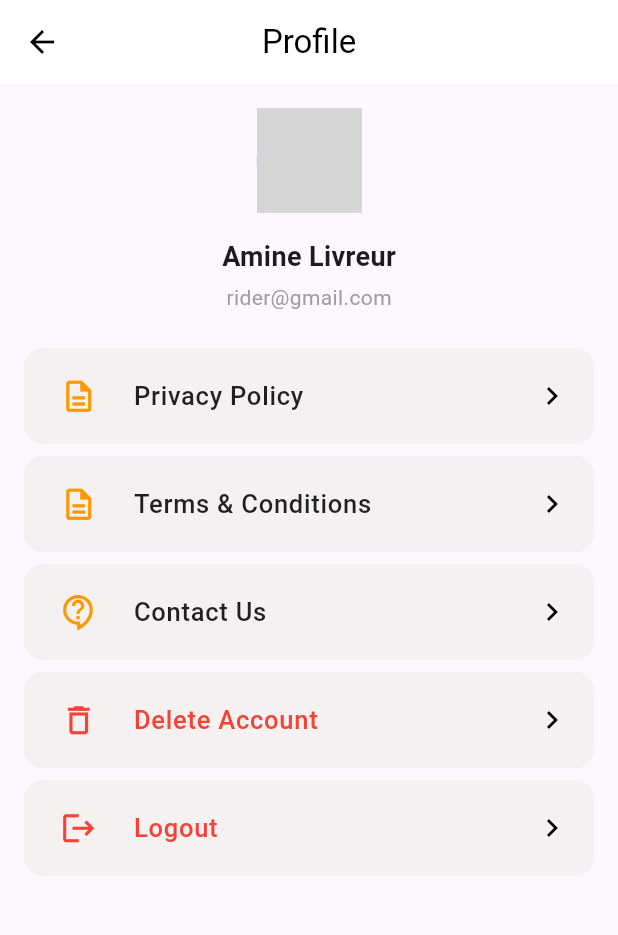
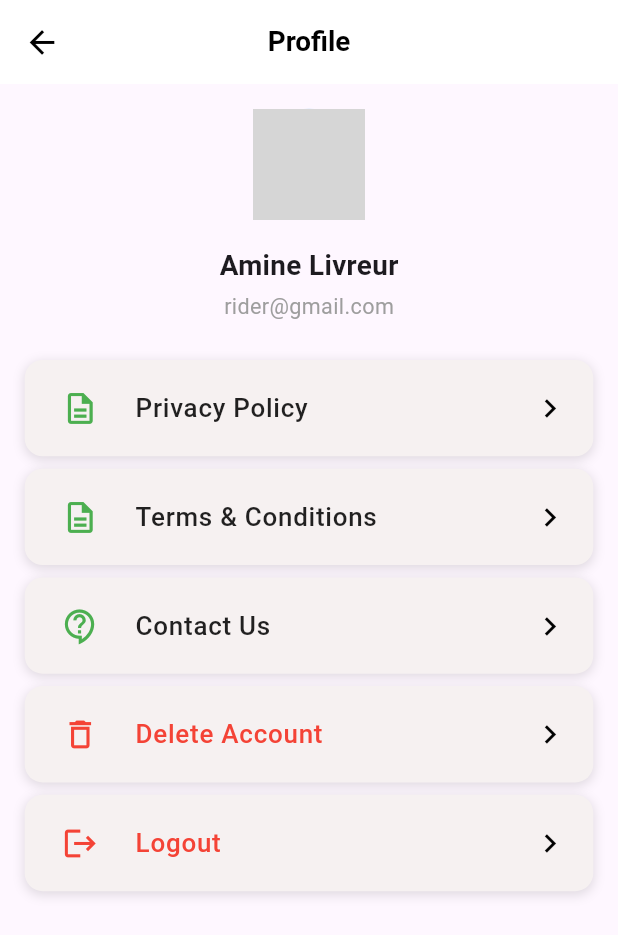
Before and after one commit to Yassy30/pharmacyti2, a Flutter app: the Profile screen opened directly, on a phone screen of 412 x 824 dp. Shown: the top 935 px of the screen. Run offline on Flutter 3.47's test engine with Material 3 defaults, Android fonts, the phone set to English and light mode, and no system bars; network calls fail; grey boxes are pictures that could not be loaded.

Commit message:
fix pharmacy

```diff
--- a/lib/main.dart
+++ b/lib/main.dart
@@ -30,7 +30,7 @@ class MyApp extends StatelessWidget {
       ),
 
       debugShowCheckedModeBanner: false,
-      home:  HomePage(),
+      home:  Login(),
     );
   }
 }
--- a/lib/pharmacie/Profile.dart
+++ b/lib/pharmacie/Profile.dart
@@ -3,13 +3,19 @@ import 'package:flutter/material.dart';
 class Profile extends StatelessWidget {
   @override
   Widget build(BuildContext context) {
+    final screenWidth = MediaQuery.of(context).size.width;
+    final screenHeight = MediaQuery.of(context).size.height;
+
     return Scaffold(
       appBar: AppBar(
         leading: IconButton(
-          icon: Icon(Icons.arrow_back),
+          icon: Icon(Icons.arrow_back, size: screenWidth * 0.06),
           onPressed: () => Navigator.pop(context),
         ),
-        title: Text('Profile'),
+        title: Text(
+          'Profile',
+          style: TextStyle(fontSize: screenWidth * 0.045, fontWeight: FontWeight.w600),
+        ),
         elevation: 0,
         backgroundColor: Colors.white,
         foregroundColor: Colors.black,
@@ -19,19 +25,19 @@ class Profile extends StatelessWidget {
         children: [
           // Pharmacy Logo and Info
           Padding(
-            padding: EdgeInsets.all(16),
+            padding: EdgeInsets.all(screenWidth * 0.04),
             child: Column(
               children: [
                 // Pharmacy Logo
                 Image.asset(
                   'pharmacy_logo.png',
-                  width: 70,
-                  height: 70,
+                  width: screenWidth * 0.18,
+                  height: screenWidth * 0.18,
                   errorBuilder: (context, error, stackTrace) {
                     // Fallback if image is not found
                     return Container(
-                      width: 70,
-                      height: 70,
+                      width: screenWidth * 0.18,
+                      height: screenWidth * 0.18,
                       decoration: BoxDecoration(
                         shape: BoxShape.circle,
                         color: Colors.blue.shade100,
@@ -40,30 +46,30 @@ class Profile extends StatelessWidget {
                         alignment: Alignment.center,
                         children: [
                           Positioned(
-                            left: 10,
-                            top: 15,
-                            child: Icon(Icons.person, color: Colors.green, size: 30),
+                            left: screenWidth * 0.025,
+                            top: screenHeight * 0.02,
+                            child: Icon(Icons.person, color: Colors.green, size: screenWidth * 0.075),
                           ),
                           Positioned(
-                            right: 10,
-                            bottom: 15,
+                            right: screenWidth * 0.025,
+                            bottom: screenHeight * 0.02,
                             child: Container(
                               decoration: BoxDecoration(
                                 shape: BoxShape.circle,
                                 color: Colors.green,
                               ),
-                              child: Icon(Icons.check, color: Colors.white, size: 20),
+                              child: Icon(Icons.check, color: Colors.white, size: screenWidth * 0.05),
                             ),
                           ),
                           Positioned(
-                            right: 10,
-                            top: 15,
+                            right: screenWidth * 0.025,
+                            top: screenHeight * 0.02,
                             child: Container(
                               decoration: BoxDecoration(
                                 shape: BoxShape.circle,
                                 color: Colors.blue,
                               ),
-                              child: Icon(Icons.add, color: Colors.white, size: 20),
+                              child: Icon(Icons.add, color: Colors.white, size: screenWidth * 0.05),
                             ),
                           ),
                         ],
@@ -71,29 +77,28 @@ class Profile extends StatelessWidget {
                     );
                   },
                 ),
-                SizedBox(height: 16),
+                SizedBox(height: screenHeight * 0.02),
                 // Pharmacy Info Column
                 Column(
                   children: [
                     Text(
                       'Amine Livreur',
-                      style: TextStyle(fontSize: 18, fontWeight: FontWeight.bold),
+                      style: TextStyle(fontSize: screenWidth * 0.045, fontWeight: FontWeight.bold),
                     ),
-                    SizedBox(height: 4),
+                    SizedBox(height: screenHeight * 0.005),
                     Text(
                       'rider@gmail.com',
-                      style: TextStyle(fontSize: 14, color: Colors.grey),
+                      style: TextStyle(fontSize: screenWidth * 0.035, color: Colors.grey),
                     ),
                   ],
                 ),
               ],
             ),
           ),
-
           // Menu Items
           Expanded(
             child: ListView(
-              padding: EdgeInsets.symmetric(horizontal: 16, vertical: 8),
+              padding: EdgeInsets.symmetric(horizontal: screenWidth * 0.04, vertical: screenHeight * 0.01),
               children: [
                 _buildMenuItem(context, 'Privacy Policy', Icons.description_outlined),
                 _buildMenuItem(context, 'Terms & Conditions', Icons.description_outlined),
@@ -109,19 +114,39 @@ class Profile extends StatelessWidget {
   }
 
   Widget _buildMenuItem(BuildContext context, String title, IconData icon, {bool isDestructive = false}) {
+    final screenWidth = MediaQuery.of(context).size.width;
+    final screenHeight = MediaQuery.of(context).size.height;
+
+    // Determine icon color based on title
+    Color iconColor;
+    if (isDestructive) {
+      iconColor = Colors.red;
+    } else if (title == 'Privacy Policy' || title == 'Terms & Conditions' || title == 'Contact Us') {
+      iconColor = Colors.green; // Set to green for Privacy, Terms, and Contact
+    } else {
+      iconColor = Colors.orange;
+    }
+
     return Container(
-      margin: EdgeInsets.only(bottom: 8),
+      margin: EdgeInsets.only(bottom: screenHeight * 0.01),
       decoration: BoxDecoration(
-        color: const Color.fromARGB(255, 246, 241, 241), // Lighter grey background matching the image
+        color: const Color.fromARGB(255, 246, 241, 241), // Lighter grey background
         borderRadius: BorderRadius.circular(12),
+        boxShadow: [
+          BoxShadow(
+            color: Colors.black12,
+            blurRadius: 6,
+            offset: Offset(0, 2),
+          ),
+        ],
       ),
       child: ListTile(
         leading: Container(
-          padding: EdgeInsets.all(8),
+          padding: EdgeInsets.all(screenWidth * 0.02),
           child: Icon(
             icon,
-            color: isDestructive ? Colors.red : Colors.orange,
-            size: 25,
+            color: iconColor,
+            size: screenWidth * 0.06,
           ),
         ),
         title: Text(
@@ -129,13 +154,12 @@ class Profile extends StatelessWidget {
           style: TextStyle(
             color: isDestructive ? Colors.red : Colors.black87,
             fontWeight: FontWeight.w500,
-            fontSize: 17,
+            fontSize: screenWidth * 0.042,
           ),
         ),
-        trailing: Icon(Icons.chevron_right, size: 24, color: Colors.black),
-        contentPadding: EdgeInsets.symmetric(horizontal: 16, vertical: 4),
+        trailing: Icon(Icons.chevron_right, size: screenWidth * 0.06, color: Colors.black),
+        contentPadding: EdgeInsets.symmetric(horizontal: screenWidth * 0.04, vertical: screenHeight * 0.005),
         onTap: () {
-          // Handle menu item tap
           ScaffoldMessenger.of(context).showSnackBar(
             SnackBar(content: Text('$title tapped')),
           );
--- a/lib/pharmacie/category.dart
+++ b/lib/pharmacie/category.dart
@@ -25,10 +25,7 @@ class CategoryPage extends StatelessWidget {
               );
             },
           ),
-          IconButton(
-            icon: Icon(Icons.edit, color: Colors.green),
-            onPressed: () {},
-          ),
+
         ],
       ),
       body: ListView(
--- a/lib/pharmacie/medcine.dart
+++ b/lib/pharmacie/medcine.dart
@@ -25,10 +25,7 @@ class MedicinePage extends StatelessWidget {
               );
             },
           ),
-          IconButton(
-            icon: Icon(Icons.edit, color: AppColors.primaryGreen),
-            onPressed: () {},
-          ),
+
         ],
       ),
       body: ListView(
```
Also changed, not shown: lib/pharmacie/Dashboard.dart (+26 -20 lines), 4 other files.
